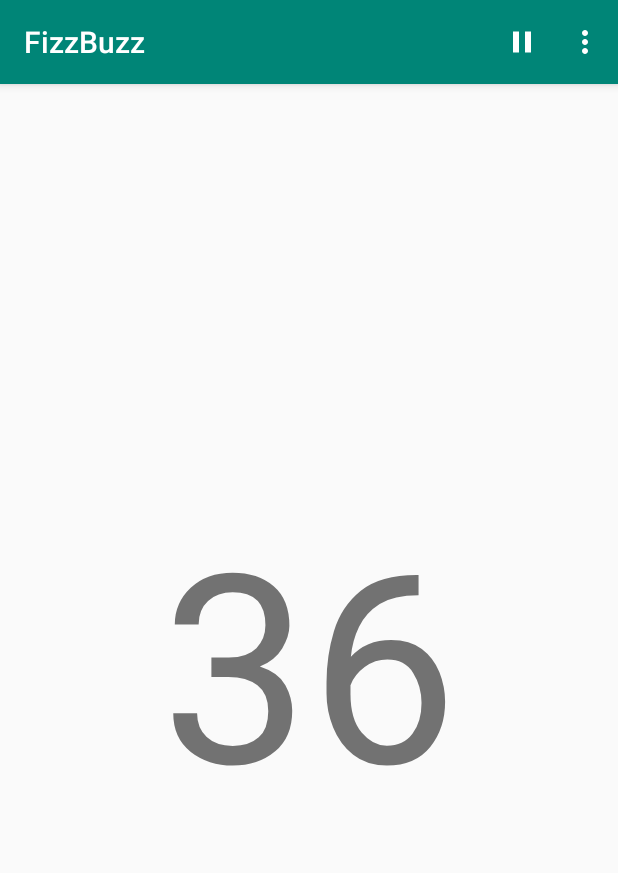
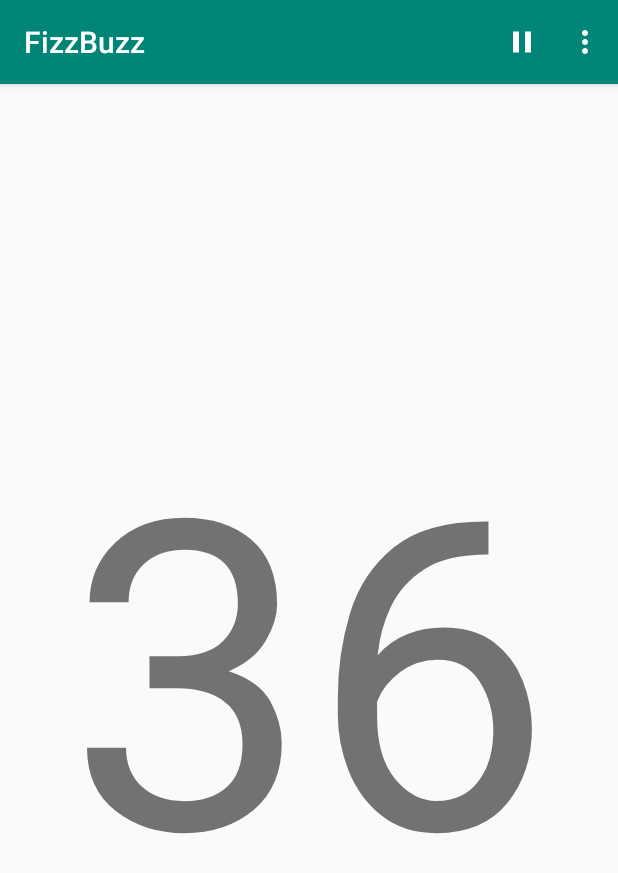
Before and after one commit to JohnvBailey/FizzBuzz-game, an Android app: the screen it shows after launch (MainActivity), after a tap on "Play", on a phone screen of 412 x 824 dp. Shown: the top 873 px of the screen. Run offline under Robolectric (Android 15) with nearby library versions, the phone set to English and light mode, and no system bars.

```diff
--- a/app/src/main/res/layout/activity_main.xml
+++ b/app/src/main/res/layout/activity_main.xml
@@ -11,17 +11,18 @@
     android:id="@+id/value_display"
     android:layout_width="0dp"
     android:layout_height="0dp"
+    android:padding="0dp"
     app:layout_constraintBottom_toBottomOf="parent"
     app:layout_constraintLeft_toLeftOf="parent"
     app:layout_constraintRight_toRightOf="parent"
     app:layout_constraintTop_toTopOf="parent"
-    app:layout_constraintWidth_percent="1"
+    app:layout_constraintWidth_percent="0.9"
     app:layout_constraintHeight_percent="1"
     android:gravity="center"
     android:autoSizeTextType="uniform"
-    android:autoSizeMinTextSize="48sp"
-    android:autoSizeMaxTextSize="180sp"
-    android:autoSizeStepGranularity="8sp"
+    android:autoSizeMinTextSize="64sp"
+    android:autoSizeMaxTextSize="288sp"
+    android:autoSizeStepGranularity="16sp"
     />
 
 </androidx.constraintlayout.widget.ConstraintLayout>
--- a/app/src/main/res/values/integers.xml
+++ b/app/src/main/res/values/integers.xml
@@ -1,7 +1,12 @@
 <?xml version="1.0" encoding="utf-8"?>
 <resources>
   <integer name="time_limit_default">5</integer>
+  <integer name="time_limit_max">10</integer>
   <integer name="num_digits_default">2</integer>
+  <integer name="num_digits_max">4</integer>
   <integer name="game_time_default">120</integer>
+  <integer name="game_time_min">30</integer>
+  <integer name="game_time_max">300</integer>
+
 
 </resources>
```
Also changed, not shown: app/src/main/java/edu/cnm/deepdive/fizzbuzz/SettingsActivity.java (+16 -8 lines), app/src/main/res/xml/preferences.xml (+4 -4 lines).
